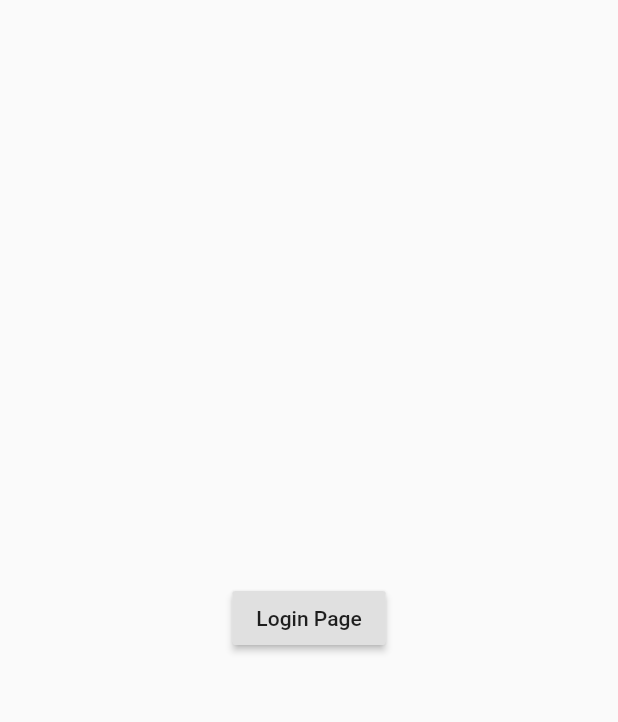
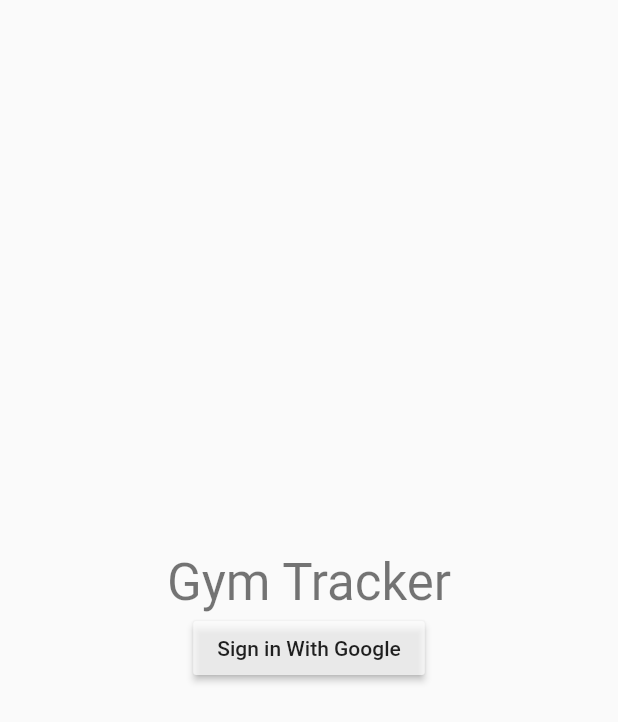
Before and after one commit to ms747/Gymtracker_mobile, a Flutter app: the screen it shows after launch, on a phone screen of 412 x 824 dp. Shown: the top 722 px of the screen. Run offline on Flutter 3.47's test engine with Material 2 defaults, Android fonts, the phone set to English and light mode, and no system bars; our stand-ins replace firebase_auth, google_sign_in; accounts and stored records are empty.

```diff
--- a/lib/bloc/User.dart
+++ b/lib/bloc/User.dart
@@ -1,20 +1,10 @@
-import 'package:firebase_auth/firebase_auth.dart';
 import 'package:flutter/material.dart';
 
 class UserBloc extends ChangeNotifier {
-  FirebaseUser _user;
-  bool _loggedInStatus = false;
+  bool loggedin = false;
 
-  bool get getloggedInStatus => _loggedInStatus;
-
-  set setloggedInStatus(bool loggedInStatus) {
-    _loggedInStatus = loggedInStatus;
-  }
-
-  FirebaseUser get getuser => _user;
-
-  set setuser(FirebaseUser user) {
-    _user = user;
+  void changeLogin(bool status){
+    loggedin = status;
     notifyListeners();
   }
 }
--- a/lib/pages/Login.dart
+++ b/lib/pages/Login.dart
@@ -1,5 +1,6 @@
 import 'package:flutter/material.dart';
 import 'package:gymtrackerandroid/bloc/User.dart';
+import 'package:gymtrackerandroid/helper/auth.dart';
 import 'package:provider/provider.dart';
 
 class LoginPage extends StatelessWidget {
@@ -7,16 +8,61 @@ class LoginPage extends StatelessWidget {
   Widget build(BuildContext context) {
     var user = Provider.of<UserBloc>(context);
     return Container(
-        child: Scaffold(
-      body: Center(
-        child: RaisedButton(
-          child: Text("Login Page"),
-          onPressed: () {
-            user.setloggedInStatus = true;
-            Navigator.pushNamed(context, "/admin");
-          },
-        ),
+      child: Scaffold(
+        body: BuildLoginPage(user: user),
       ),
-    ));
+    );
   }
 }
+
+class BuildLoginPage extends StatefulWidget {
+  const BuildLoginPage({
+    Key key,
+    @required this.user,
+  }) : super(key: key);
+
+  final UserBloc user;
+
+  @override
+  _BuildLoginPageState createState() => _BuildLoginPageState();
+}
+
+class _BuildLoginPageState extends State<BuildLoginPage> {
+  @override
+  void initState() {
+    super.initState();
+    isUserLoggedIn(context);
+  }
+  @override
+  Widget build(BuildContext context) {
+    return Center(
+      child: Column(
+        mainAxisAlignment: MainAxisAlignment.center,
+        children: <Widget>[
+          Text(
+            "Gym Tracker",
+            style: Theme.of(context).textTheme.display1,
+          ),
+          RaisedButton(
+            color: Colors.white70,
+            child: Text("Sign in With Google"),
+            onPressed: () async {
+              // Navigator.pushNamed(context, "/admin");
+              await login();
+              isUserLoggedIn(context);
+            },
+          ),
+        ],
+      ),
+    );
+  }
+
+  void isUserLoggedIn(BuildContext context) {
+    isLoggedIn().then((bool loggedIn) {
+      if (loggedIn) {
+        widget.user.changeLogin(true);
+        Navigator.pushReplacementNamed(context, "/admin");
+      }
+    });
+  }
+}
```
Also changed, not shown: lib/helper/auth.dart (added, +37 -0 lines), lib/pages/Admin.dart (+26 -4 lines).
